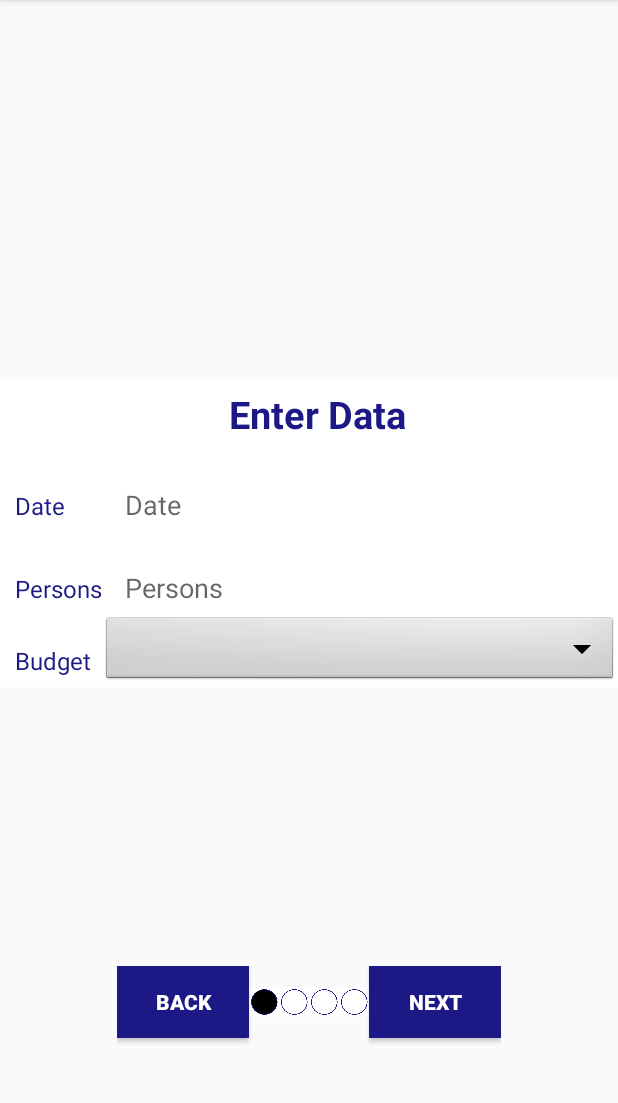
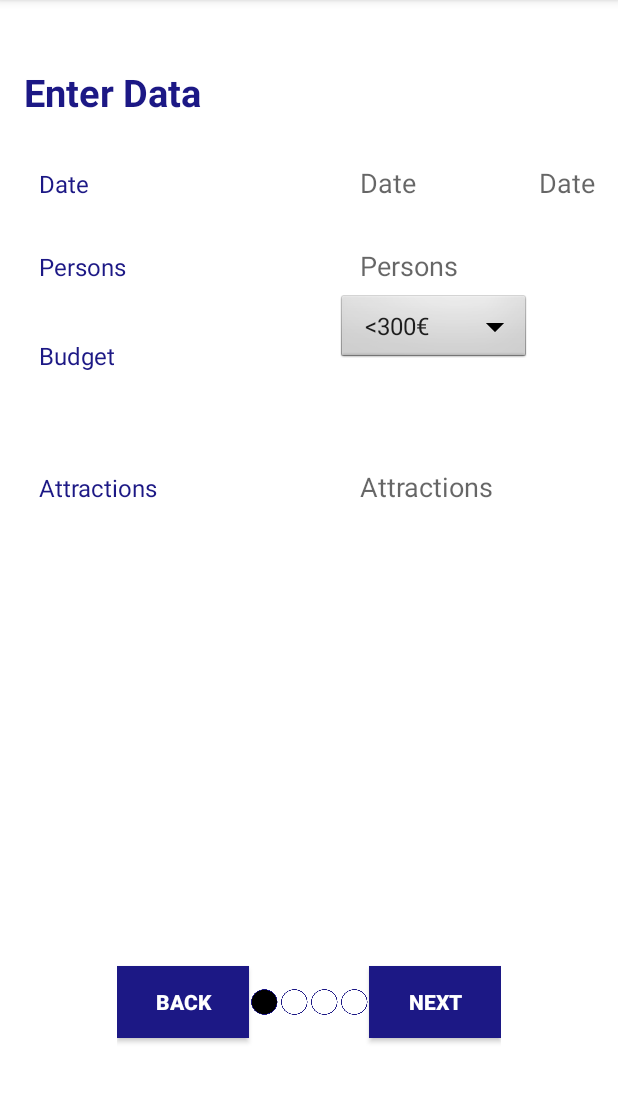
Before and after one commit to emcaste93/Tripscape, an Android app: the screen it shows after launch (MainActivity), on a phone screen of 412 x 824 dp, the part 84-1187 px from its top. Run offline under Robolectric (Android 15) with nearby library versions, the phone set to English and light mode, and no system bars.

Commit message:
Enter data form updated and first version for page navegation

```diff
--- a/app/src/main/java/com/example/tripscape/presentation/FragmentSelector.java
+++ b/app/src/main/java/com/example/tripscape/presentation/EnterDataFragment.java
@@ -9,7 +9,7 @@ import androidx.fragment.app.Fragment;
 
 import com.example.tripscape.R;
 
-public class FragmentSelector extends Fragment {
+public class EnterDataFragment extends Fragment {
 
     @Override
     public View onCreateView(LayoutInflater inflador, ViewGroup contenedor,
--- a/app/src/main/java/com/example/tripscape/presentation/MainActivity.java
+++ b/app/src/main/java/com/example/tripscape/presentation/MainActivity.java
@@ -1,15 +1,105 @@
 package com.example.tripscape.presentation;
 
 import androidx.appcompat.app.AppCompatActivity;
+import androidx.fragment.app.Fragment;
 
 import android.os.Bundle;
+import android.view.View;
+import android.widget.Button;
+import android.widget.ImageView;
+import android.widget.TextView;
 
 import com.example.tripscape.R;
+import com.google.android.material.snackbar.Snackbar;
+
+import java.util.ArrayList;
+import java.util.Arrays;
+import java.util.List;
 
 public class MainActivity extends AppCompatActivity {
+    Button buttonNext, buttonBack;
+    ChooseDestinationFragment chooseDestinationFragment;
+    EnterDataFragment enterDataFragment;
+    int pageNum = 0;
+    ImageView c1, c2, c3, c4;
+
+    ArrayList<ImageView> circleList = new ArrayList<>();
+    ArrayList<Fragment> fragmentList = new ArrayList<>();
+    List<String> titleList;
+
     @Override
     protected void onCreate(Bundle savedInstanceState) {
         super.onCreate(savedInstanceState);
         setContentView(R.layout.main_layout);
+        init();
+        //Add action listeners for buttons
+        buttonNext.setOnClickListener(new View.OnClickListener(){
+            @Override
+            public void onClick(View view) {
+         //       changeFragment(chooseDestinationFragment);
+                updateNextPageOverview(true, view);
+            }
+        });
+
+        buttonBack.setOnClickListener(new View.OnClickListener(){
+            @Override
+            public void onClick(View view) {
+           //     changeFragment(enterDataFragment);
+                updateNextPageOverview(false, view);
+            }
+        });
+    }
+
+    private void init() {
+        chooseDestinationFragment = new ChooseDestinationFragment();
+        enterDataFragment = new EnterDataFragment();
+        changeFragment(enterDataFragment);
+        c1 = findViewById(R.id.circle1);
+        c2 = findViewById(R.id.circle2);
+        c3 = findViewById(R.id.circle3);
+        c4 = findViewById(R.id.circle4);
+        circleList.add(c1);
+        circleList.add(c2);
+        circleList.add(c3);
+        circleList.add(c4);
+        fragmentList.add(enterDataFragment);
+        fragmentList.add(chooseDestinationFragment);
+        buttonNext =  findViewById(R.id.nextButton);
+        buttonBack =  findViewById(R.id.backButton);
+        titleList =  Arrays.asList(getString(R.string.enterDataTitle), getString(R.string.chooseDestinationTitle),
+                getString(R.string.manageActivitesTitle),getString(R.string.tripPlanTitle));
+
+    }
+
+    private void changeFragment(Fragment fragment) {
+        getSupportFragmentManager().beginTransaction().replace(R.id.fragment_container, fragment).commit();
+    }
+
+    private void updateNextPageOverview(boolean goNextPage, View view) {
+        //Safety check OutOfBound
+        if(goNextPage && pageNum >=3) {
+            Snackbar.make(view, R.string.nextPressedError, Snackbar.LENGTH_LONG)
+                    .setAction("Action", null).show();
+            return ;
+        }
+        if(!goNextPage && pageNum == 0) {
+            Snackbar.make(view, R.string.backPressedError, Snackbar.LENGTH_LONG)
+                    .setAction("Action", null).show();
+            return ;
+        }
+
+        //Reset old Page
+        ImageView oldPage, newPage;
+        oldPage = circleList.get(pageNum);
+        oldPage.setImageResource(R.drawable.circle_empty);
+
+        //set new Page
+        pageNum = goNextPage == true ? pageNum + 1 : pageNum - 1;
+        Fragment f = fragmentList.get(pageNum);
+        changeFragment(f);
+        TextView txtView = findViewById(R.id.title);
+        txtView.setText(titleList.get(pageNum));
+        newPage = circleList.get(pageNum);
+        newPage.setImageResource(R.drawable.circle_full);
     }
 }
--- /dev/null
+++ b/app/src/main/res/drawable/spinner.xml
@@ -0,0 +1,5 @@
+<?xml version="1.0" encoding="utf-8"?>
+<selector xmlns:android="http://schemas.android.com/apk/res/android">
+    <item android:drawable="@color/colorBlack" android:state_hovered="true" />
+    <item android:drawable="@color/colorBlue" android:state_selected="true" />
+</selector>
--- a/app/src/main/res/layout/content_main.xml
+++ /dev/null
@@ -1,13 +0,0 @@
-<?xml version="1.0" encoding="utf-8"?>
-<LinearLayout xmlns:android="http://schemas.android.com/apk/res/android"
-    xmlns:app="http://schemas.android.com/apk/res-auto"
-    android:layout_width="match_parent"
-    android:layout_height="match_parent"
-    android:orientation="horizontal" >
-    <fragment
-        android:id="@+id/selector_fragment"
-        android:name= "com.example.tripscape.presentation.FragmentSelector"
-        android:layout_width="0dp"
-        android:layout_height="match_parent"
-        android:layout_weight="1" />
-</LinearLayout>
--- a/app/src/main/res/layout/enter_data.xml
+++ b/app/src/main/res/layout/enter_data.xml
@@ -1,21 +1,12 @@
 <?xml version="1.0" encoding="utf-8"?>
 <TableLayout xmlns:android="http://schemas.android.com/apk/res/android"
-    android:layout_width="match_parent"
+    android:layout_width="wrap_content"
     android:layout_height="match_parent"
     android:background="@color/colorWhite"
     android:orientation="vertical"
-    android:stretchColumns="1">
-    <TableRow android:padding="5dip">
-        <TextView
-            android:layout_height="wrap_content"
-            android:layout_marginBottom="20dp"
-            android:layout_span="2"
-            android:gravity="center_horizontal"
-            android:text="@string/enterData"
-            android:textColor="@color/colorBlue"
-            android:textSize="25sp"
-            android:textStyle="bold" />
-    </TableRow>
+    android:layout_gravity="center"
+    android:stretchColumns="0"
+    >
     <TableRow>
         <TextView
             android:layout_height="wrap_content"
@@ -25,10 +16,19 @@
             android:textColor="@color/colorBlue"
             android:textSize="16sp" />
         <EditText
-            android:id="@+id/date"
+            android:id="@+id/startdate"
             android:layout_height="wrap_content"
             android:layout_column="1"
             android:layout_marginLeft="10dp"
+            android:background="#fff"
+            android:hint="@string/date"
+            android:padding="5dp"
+            android:textColor="#000" />
+        <EditText
+            android:id="@+id/enddate"
+            android:layout_height="wrap_content"
+            android:layout_column="2"
+            android:layout_marginRight="10dp"
             android:background="#fff"
             android:hint="@string/date"
             android:padding="5dp"
@@ -62,15 +62,38 @@
             android:layout_marginLeft="10dp"
             android:layout_marginTop="20dp"
             android:text="@string/budget"
+            android:paddingBottom="50dp"
             android:textColor="@color/colorBlue"
             android:textSize="16sp" />
         <Spinner
             android:id="@+id/spinner1"
-            android:layout_width="match_parent"
+            android:layout_width="wrap_content"
             android:layout_height="wrap_content"
+            android:gravity="center_vertical"
             android:background="@android:drawable/btn_dropdown"
-            android:spinnerMode="dropdown"/>
+            android:textColor="@color/colorBlack"
+            android:spinnerMode="dropdown"
+            android:entries="@array/spinnerItems"/>
+    </TableRow>
+    <TableRow>
+        <TextView
+            android:layout_height="wrap_content"
+            android:layout_column="0"
+            android:layout_marginLeft="10dp"
+            android:layout_marginTop="20dp"
+            android:text="@string/attractions"
+            android:textColor="@color/colorBlue"
+            android:textSize="16sp" />
 
+        <EditText
+            android:id="@+id/attractions"
+            android:layout_height="wrap_content"
+            android:layout_column="1"
+            android:layout_marginLeft="10dp"
+            android:layout_marginTop="20dp"
+            android:background="#fff"
+            android:hint="@string/attractions"
+            android:padding="5dp"
+            android:textColor="#000" />
     </TableRow>
-
 </TableLayout>
--- a/app/src/main/res/layout/main_layout.xml
+++ b/app/src/main/res/layout/main_layout.xml
@@ -4,7 +4,8 @@
     xmlns:tools="http://schemas.android.com/tools"
     android:layout_width="match_parent"
     android:layout_height="match_parent"
-    tools:context=".presentation.MainActivity">
+    tools:context=".presentation.MainActivity"
+    android:background="@color/colorWhite">
 
     <com.google.android.material.appbar.AppBarLayout
         android:layout_width="match_parent"
@@ -33,9 +34,32 @@
                 app:srcCompat="@drawable/user_icon_off" />
         </androidx.appcompat.widget.Toolbar>
     </com.google.android.material.appbar.AppBarLayout>
+    <LinearLayout
+        android:layout_width="wrap_content"
+        android:layout_height="wrap_content"
+        android:layout_marginTop="100dp"
+        android:layout_marginLeft="@dimen/text_margin">
+        <TextView
+            android:id="@+id/title"
+            android:layout_height="wrap_content"
+            android:layout_width="wrap_content"
+            android:layout_marginBottom="20dp"
+            android:text="@string/enterData"
+            android:textColor="@color/colorBlue"
+            android:textSize="25sp"
+            android:textStyle="bold"
+            android:background="@color/colorWhite"/>
+    </LinearLayout>
 
-    <include layout="@layout/content_main" android:layout_width="wrap_content"
-        android:layout_height="wrap_content" android:layout_gravity="center" />
+    <FrameLayout
+        xmlns:android="http://schemas.android.com/apk/res/android"
+        android:id="@+id/fragment_container"
+        android:layout_width="match_parent"
+        android:layout_height="match_parent"
+        android:layout_marginTop="160dp"
+        android:layout_marginLeft="@dimen/text_margin"
+        android:layout_marginBottom="150dp"
+        />
 
     <LinearLayout
         android:layout_width="wrap_content"
@@ -79,12 +103,12 @@
         <Button
             android:layout_width="wrap_content"
             android:layout_height="wrap_content"
-            android:id="@+id/nextsButton"
+            android:id="@+id/nextButton"
             android:layout_gravity="center"
             android:padding="5dp"
             android:background="@color/colorBlue"
             android:textColor="@color/colorWhite"
             android:textStyle="bold"
-            android:text="@string/next"/>
+            android:text="@string/next" />
     </LinearLayout>
 </androidx.coordinatorlayout.widget.CoordinatorLayout>
--- /dev/null
+++ b/app/src/main/res/values/array.xml
@@ -0,0 +1,9 @@
+<?xml version="1.0" encoding="utf-8"?>
+<resources>
+    <string-array name="spinnerItems">
+        <item>&#60;300€</item>
+        <item>&#60;500€</item>
+        <item>&#60;1000€</item>
+        <item>All</item>
+    </string-array>
+</resources>
--- a/app/src/main/res/values/strings.xml
+++ b/app/src/main/res/values/strings.xml
@@ -13,5 +13,14 @@
     <string name="date">Date</string>
     <string name="persons">Persons</string>
     <string name="enterData">Enter Data</string>
+    <string name="chooseDestination">Choose Destination</string>
     <string name="budget">Budget</string>
+    <string name="backPressedError">There is no previous page!</string>
+    <string name="nextPressedError">There is no next page!</string>
+    <string name="attractions">Attractions</string>
+    <string name="enterDataTitle">Enter your trip data</string>
+    <string name="chooseDestinationTitle">Choose destination</string>
+    <string name="manageActivitesTitle">Manage your activities</string>
+    <string name="detailsTitle">Activity Details</string>
+    <string name="tripPlanTitle">Trip Plan</string>
 </resources>
```
Also changed, not shown: app/src/main/java/com/example/tripscape/presentation/ChooseDestinationFragment.java (added, +30 -0 lines), app/src/main/res/layout/choose_destination.xml (added, +75 -0 lines), 1 other file.
